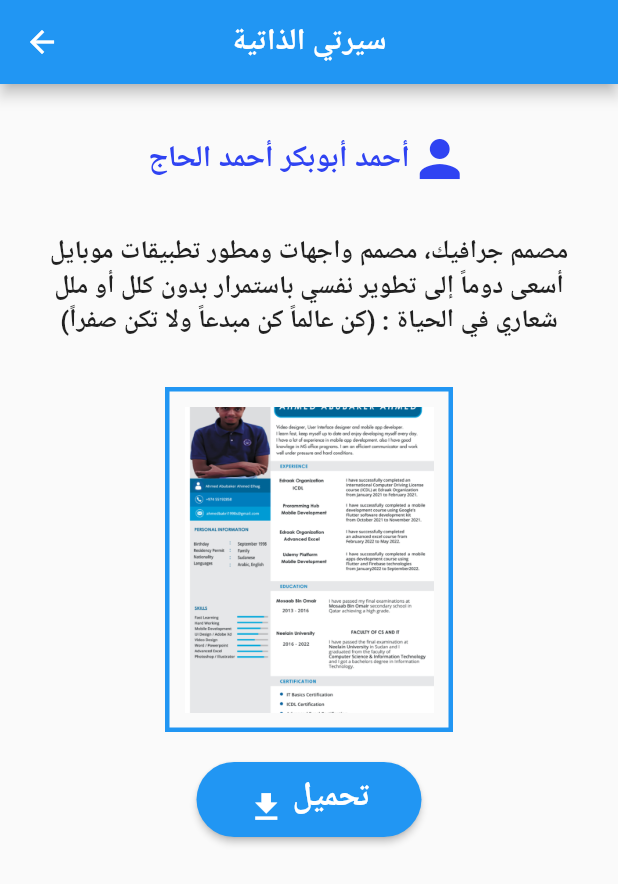
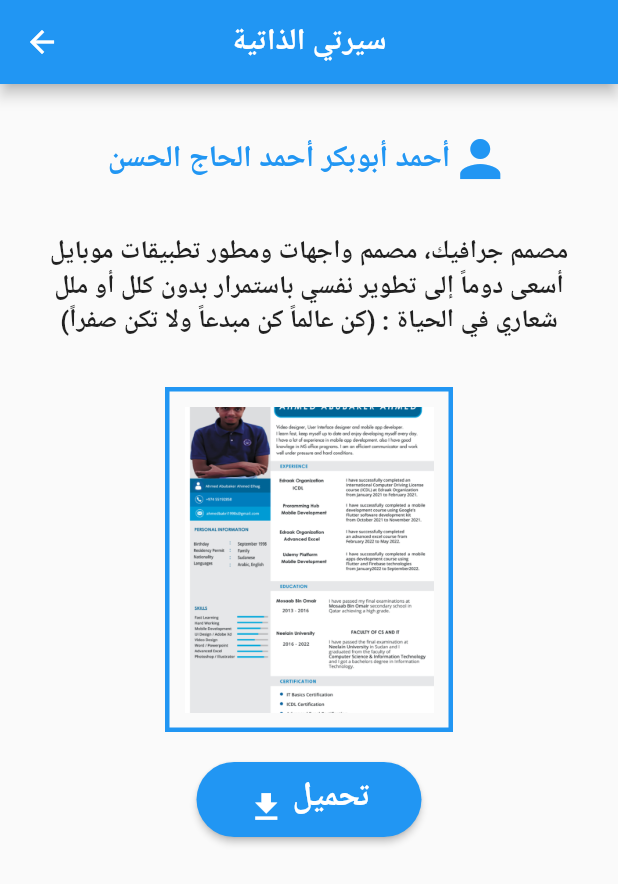
Before and after one commit to AHMED-KAZAMIZA/ahmed_technology, a Flutter app: the screen it shows after launch, after a tap on the "library books" icon, on a phone screen of 412 x 824 dp. Shown: the top 884 px of the screen. Run offline on Flutter 3.47's test engine with Material 2 defaults, Android fonts, the phone set to English and light mode, and no system bars; our stand-ins replace photo_view.

Commit message:
Change the color of my cv screen to pure blue

```diff
--- a/lib/main.dart
+++ b/lib/main.dart
@@ -29,26 +29,12 @@ class MyApp extends StatelessWidget {
           )  )  ),
       home: HomeScreen(),
       routes: {
-        'home_screen': (context) {
-          return HomeScreen();
-        },
-        'my_works': (context) {
-          return MyWorks();
-        },
-        'my_cv': (context) {
-          return MYCV();
-        },
-        'my_skills': (context) {
-          return MySkills();
-        },
-        'contact_me': (context) {
-          return ContactMe();
-        },
-
-        'cv_screen': (context) {
-          return CVScreen();
-        },
-
+        'home_screen': (context) => HomeScreen(),
+        'my_works': (context) => MyWorks(),
+        'my_cv': (context) => MYCV(),
+        'my_skills': (context) => MySkills(),
+        'contact_me': (context) => ContactMe(),
+        'cv_screen': (context) => CVScreen(),
           },
     );
   } }
--- a/lib/my_cv.dart
+++ b/lib/my_cv.dart
@@ -20,14 +20,14 @@ class MYCV extends StatelessWidget {
             SizedBox(height: 30),
             Row(mainAxisAlignment: MainAxisAlignment.center, children: [
               Container(
-                child: Text('أحمد أبوبكر أحمد الحاج',
+                child: Text('أحمد أبوبكر أحمد الحاج الحسن',
                     style: TextStyle(
                         fontSize: 20,
                         fontWeight: FontWeight.bold,
-                        color: Color.fromRGBO(47, 67, 242, 1))),
+                        color: Colors.blue)),
               ),
               Icon(Icons.person,
-                  size: 40, color: Color.fromRGBO(47, 67, 242, 1))
+                  size: 40, color: Colors.blue)
             ]),
             SizedBox(height: 30),
             Container(
```
Also changed, not shown: pubspec.lock.
